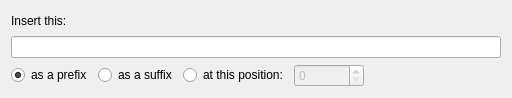
Above: src/operation/insertform.ui from metamorphose/metamorphose3 before the change. Below: the same form after it.
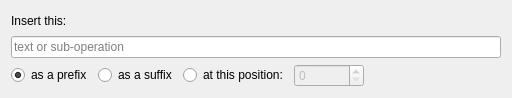
That is the form after the change.

Diff of the .ui file:
```diff
--- a/src/operation/insertform.ui
+++ b/src/operation/insertform.ui
@@ -63,7 +63,11 @@
     </widget>
    </item>
    <item row="1" column="0" colspan="5">
-    <widget class="QLineEdit" name="toInsert"/>
+    <widget class="QLineEdit" name="toInsert">
+     <property name="placeholderText">
+      <string>text or sub-operation</string>
+     </property>
+    </widget>
    </item>
    <item row="2" column="1">
     <widget class="QRadioButton" name="asSuffix">
```
